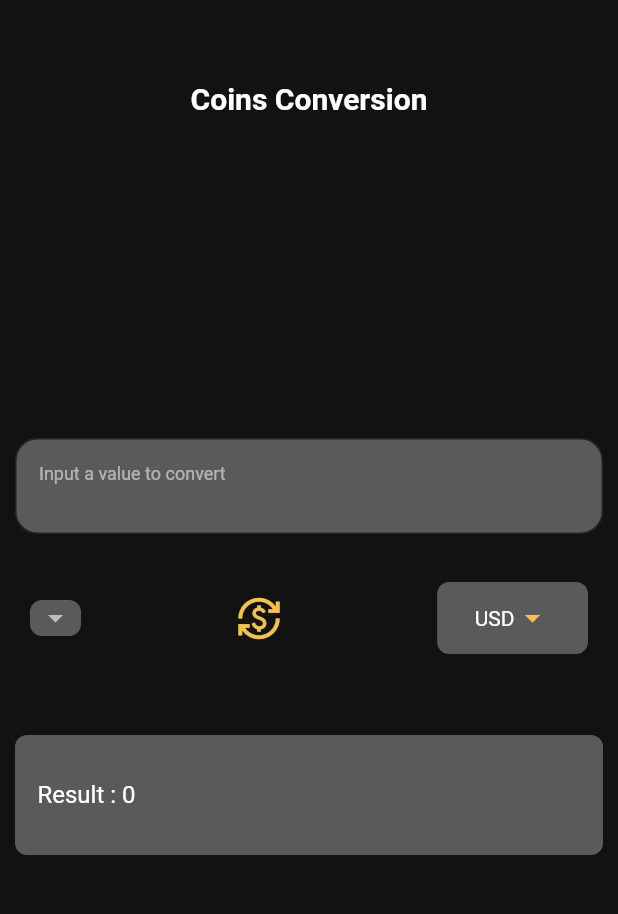
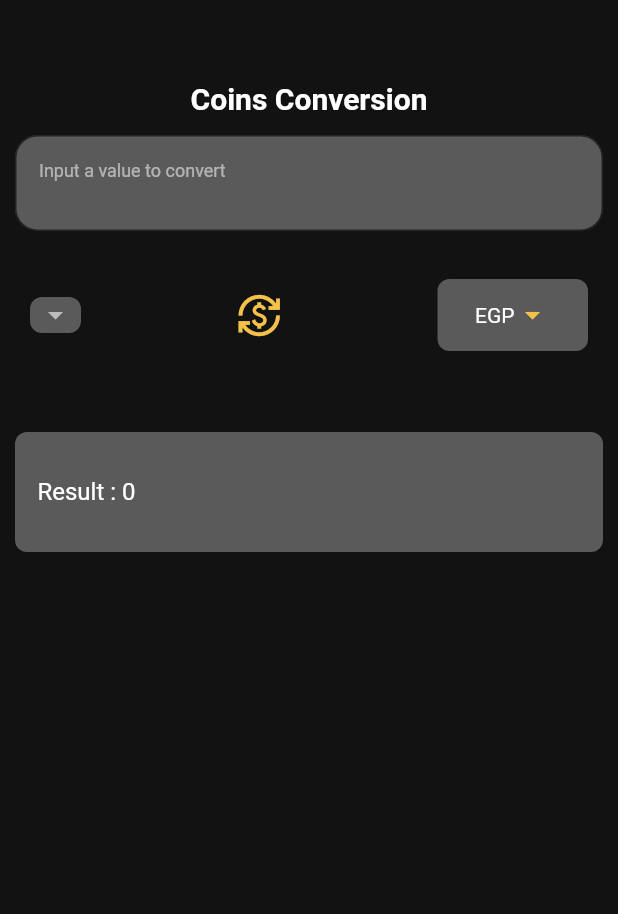
Before and after one commit to AyaAlsaity/MyCoins, a Flutter app: the ConversionScreen screen opened directly, on a phone screen of 412 x 824 dp, the part 63-977 px from its top. Run offline on Flutter 3.47's test engine with Material 2 defaults, Android fonts, the light colour scheme and no system bars; our stand-ins replace another_flushbar, carousel_slider, cloud_firestore, firebase_auth, firebase_core, firebase_messaging and 5 more; accounts and stored records are empty; generated files the repository leaves out were written again; Roboto replaces fonts that are missing (Tajawal); statements that could not run were skipped.

Commit message:
Aya Alsaity11

```diff
--- a/lib/providers/coins_provider.dart
+++ b/lib/providers/coins_provider.dart
@@ -14,23 +14,21 @@ class CoinsProvider with ChangeNotifier {
 
   final _api = Api();
 
-// ///////////////////////////////////// ===>>>>>> go to FireStorgeProvoder
-
   List<CurrencyModel> currencies1 = [
     CurrencyModel(
       id: 1,
-      name: 'USD',
-      price: 5.14,
+      name: 'EGP',
+      price: 30.904154,
     ),
     CurrencyModel(
       id: 2,
-      name: 'EUR',
-      price: 5.35,
+      name: 'JPY',
+      price: 135.074655,
     ),
     CurrencyModel(
       id: 3,
-      name: 'LTK',
-      price: 1.25,
+      name: 'LYD',
+      price: 4.745007,
     ),
   ];
 
@@ -42,7 +40,7 @@ class CoinsProvider with ChangeNotifier {
     selectedcurrenc2 = coinsList.first;
     notifyListeners();
   }
-// //////////////////////////////////////
+
 
   setSelectedCurrencyOne(CurrencyModel? currency) {
     selectedcurrenc1 = currency;
@@ -53,6 +51,7 @@ class CoinsProvider with ChangeNotifier {
     selectedcurrenc2 = coinsModel;
     notifyListeners();
   }
+// //////////////////////////////////////
 
   getCoins() async {
     isLoading = true;
--- a/lib/screen/auth_screens/intro_screen.dart
+++ b/lib/screen/auth_screens/intro_screen.dart
@@ -22,15 +22,15 @@ class _IntroScreenState extends State<IntroScreen> {
     final themeListener = Provider.of<DarkThemeProvider>(context, listen: true);
     List<Widget> listOfPages = [
       IntroCard(
-          image: 'assets/images/intro1.png',
+          image: 'assets/images/image6.png',
           title: AppLocalizations.of(context)!.intro1title,
           description: "description"),
       IntroCard(
-          image: 'assets/images/intro2.png',
+          image: 'assets/images/image5.png',
           title: AppLocalizations.of(context)!.intro2title,
           description: "description"),
       IntroCard(
-        image: 'assets/images/intro3.png',
+        image: 'assets/images/image4.png',
         title: AppLocalizations.of(context)!.intro3title,
         description: AppLocalizations.of(context)!.intro3desc,
       )
--- a/lib/screen/main_screens/conversion.dart
+++ b/lib/screen/main_screens/conversion.dart
@@ -29,9 +29,14 @@ class _ConversionScreenState extends State<ConversionScreen> {
   }
 
   @override
-  void initState() {
+  void initState()  {
     Provider.of<CoinsProvider>(context, listen: false).initConversion();
+
+
+
+
     super.initState();
+
   }
 
   @override
@@ -43,7 +48,8 @@ class _ConversionScreenState extends State<ConversionScreen> {
             context,
           ),
           drawer: const CustomDrawer(),
-          body: Padding(
+          body: SingleChildScrollView(
+            child: Padding(
               padding: const EdgeInsets.symmetric(horizontal: 10, vertical: 10.0),
               child: Column(
                   mainAxisAlignment: MainAxisAlignment.center,
@@ -59,8 +65,8 @@ class _ConversionScreenState extends State<ConversionScreen> {
                                 : Colors.black87,
                             fontSize: 20,
                             fontWeight: FontWeight.bold)),
-                  Expanded(
-                      child: Center(
+                            // Expanded
+                    Center(
                         child: Column(
                       mainAxisAlignment: MainAxisAlignment.center,
                       crossAxisAlignment: CrossAxisAlignment.center,
@@ -138,6 +144,7 @@ class _ConversionScreenState extends State<ConversionScreen> {
                                   ],
                                 ),
                               ),
+
                               FloatingActionButton(
                                 onPressed: () {
                                   conversionProcess(
@@ -153,6 +160,8 @@ class _ConversionScreenState extends State<ConversionScreen> {
                                   color: mainColor,
                                 ),
                               ),
+
+
                               Container(
                                 padding: const EdgeInsets.symmetric(
                                     horizontal: 5.0),
@@ -168,6 +177,7 @@ class _ConversionScreenState extends State<ConversionScreen> {
                                     const SizedBox(
                                       width: 20,
                                     ),
+
                                     DropdownButtonHideUnderline(
                                       child: DropdownButton<CurrencyModel?>(
                                         iconEnabledColor: mainColor,
@@ -187,8 +197,7 @@ class _ConversionScreenState extends State<ConversionScreen> {
                                                 ))
                                             .toList(),
                                         onChanged: (value) {
-                                            Provider.of<CoinsProvider>(context,
-                                                    listen: false)
+                                          Provider.of<CoinsProvider>(context, listen: false)
                                               .setSelectedCurrencyOne(value);
                                         },
                                         value: coinsConsumer.selectedcurrenc1,
@@ -227,8 +236,12 @@ class _ConversionScreenState extends State<ConversionScreen> {
                           ],
                         )),
                       ],
-                  )))
+                    ))
+                   , SizedBox(
+                      height: 20,
+                    ),
                   ]),
+            ),
           ));
     });
   }
```
Also changed, not shown: lib/providers/get_from_fire_storge_provider.dart (+34 -16 lines), lib/screen/sub_screens/details_screen.dart (+56 -52 lines), lib/screen/sub_screens/favorite_screen.dart (+23 -17 lines), assets/images/intro4.png (renamed from assets/images/resetpass.png), assets/images/intro5.png (added), assets/images/intro6.png (added). Lines whose indentation alone changed are shown as unchanged.
